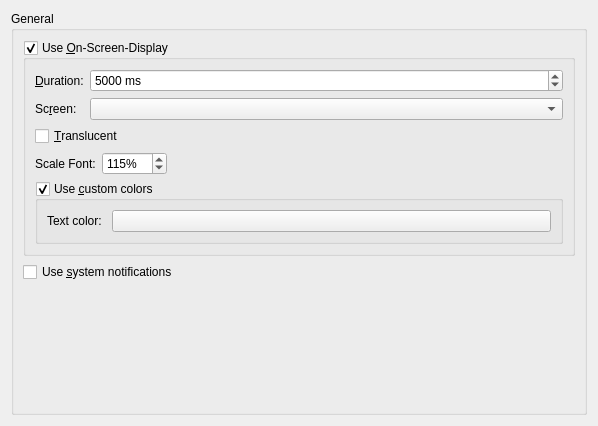
Old version of the form src/configdialog/dialogs/NotificationsConfig.ui in the repository netrunner-debian-kde-extras/amarok.
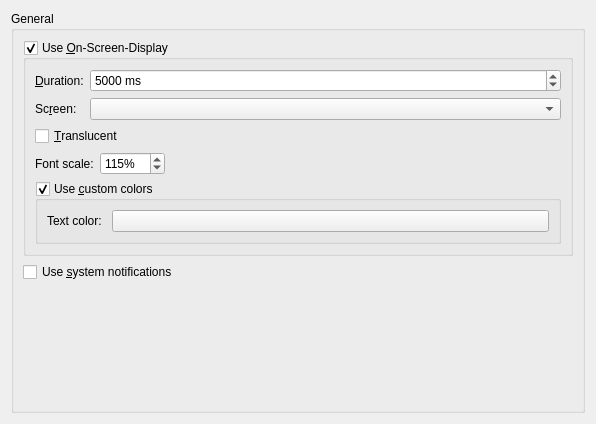
New version of the form. Custom widgets are drawn as their Qt base class.

The edit to the form file:
```diff
--- a/src/configdialog/dialogs/NotificationsConfig.ui
+++ b/src/configdialog/dialogs/NotificationsConfig.ui
@@ -6,8 +6,8 @@
    <rect>
     <x>0</x>
     <y>0</y>
-    <width>598</width>
-    <height>426</height>
+    <width>596</width>
+    <height>424</height>
    </rect>
   </property>
   <layout class="QGridLayout" name="rootLayout">
@@ -223,7 +223,7 @@
            <item>
             <widget class="QLabel" name="label">
              <property name="text">
-              <string>Scale Font:</string>
+              <string>Font scale:</string>
              </property>
             </widget>
            </item>
```
